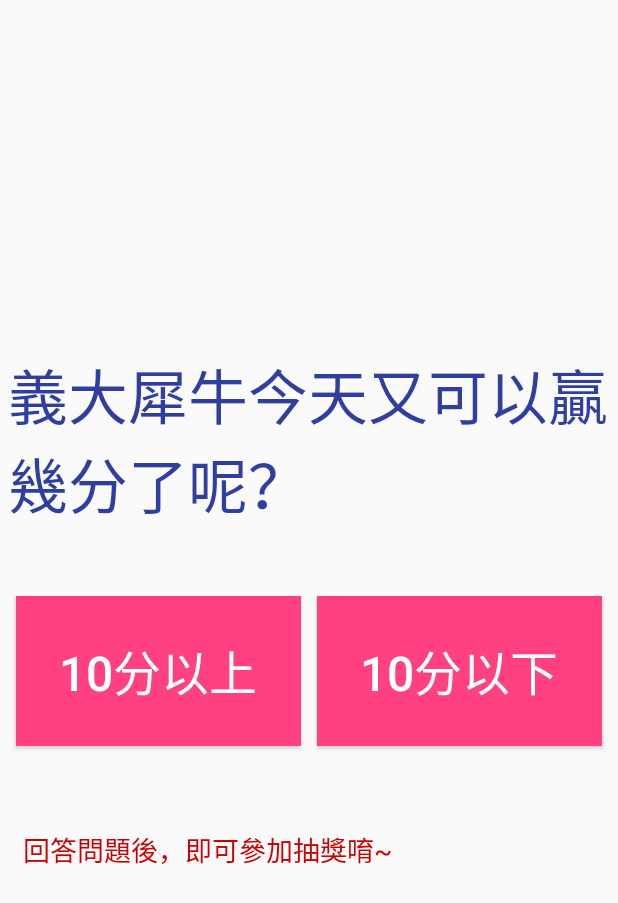
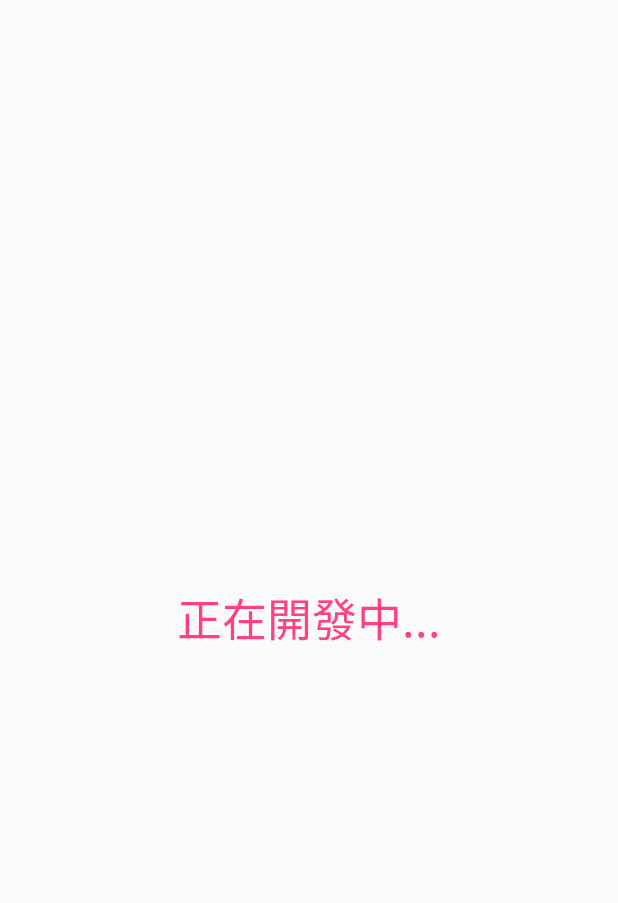
Before and after one commit to soon530/rhinos-android, an Android app: the layout fragment_home.xml on its own in the app's theme, with its tools: preview values and no code run, on a phone screen of 412 x 824 dp. Shown: the top 903 px of the screen. Run offline under Robolectric (Android 15) with nearby library versions, the phone set to English and light mode, and no system bars.

Commit message:
Add the home fragment to show no content feature.

```diff
--- a/app/src/main/java/tw/com/rhinos/AwardFragment.java
+++ b/app/src/main/java/tw/com/rhinos/AwardFragment.java
@@ -38,7 +38,7 @@ public class AwardFragment extends Fragment implements View.OnClickListener {
     @Override
     public View onCreateView(LayoutInflater inflater, ViewGroup container,
                              Bundle savedInstanceState) {
-        View rootView = inflater.inflate(R.layout.fragment_home, container, false);
+        View rootView = inflater.inflate(R.layout.fragment_award, container, false);
 
         guessBig = (Button) rootView.findViewById(R.id.guess_big);
         guessSmall = (Button) rootView.findViewById(R.id.guess_small);
--- a/app/src/main/res/layout/fragment_home.xml
+++ b/app/src/main/res/layout/fragment_home.xml
@@ -4,59 +4,12 @@
     android:layout_height="match_parent"
     tools:context="com.wmtw.clinic.HomeFragment">
 
-    <LinearLayout
+    <TextView
         android:layout_width="match_parent"
         android:layout_height="match_parent"
-        android:layout_margin="5dp"
-        android:orientation="vertical"
-        android:gravity="center_vertical">
-
-        <TextView
-            android:layout_width="wrap_content"
-            android:layout_height="wrap_content"
-            android:text="義大犀牛今天又可以贏幾分了呢？"
-            android:textColor="@color/colorPrimaryDark"
-            android:textSize="40sp" />
-
-        <LinearLayout
-            android:layout_width="match_parent"
-            android:layout_height="wrap_content"
-            android:orientation="horizontal"
-            android:layout_marginTop="40dp"
-            android:layout_marginBottom="40dp">
-
-            <Button
-                android:id="@+id/guess_big"
-                android:layout_width="0dp"
-                android:layout_height="100dp"
-                android:layout_margin="5dp"
-                android:layout_weight="1"
-                android:background="@color/colorAccent"
-                android:text="10分以上"
-                android:textColor="@android:color/white"
-                android:textSize="32sp" />
-
-            <Button
-                android:id="@+id/guess_small"
-                android:layout_width="0dp"
-                android:layout_height="100dp"
-                android:layout_margin="5dp"
-                android:layout_weight="1"
-                android:background="@color/colorAccent"
-                android:text="10分以下"
-                android:textColor="@android:color/white"
-                android:textSize="32sp" />
-
-        </LinearLayout>
-
-        <TextView
-            android:layout_width="wrap_content"
-            android:layout_height="wrap_content"
-            android:text="回答問題後，即可參加抽獎唷~"
-            android:textColor="@android:color/holo_red_dark"
-            android:textSize="18sp"
-            android:layout_margin="10dp"/>
-
-    </LinearLayout>
+        android:text="正在開發中..."
+        android:gravity="center"
+        android:textColor="@color/colorAccent"
+        android:textSize="30sp"/>
 
 </FrameLayout>
```
Also changed, not shown: app/src/main/java/tw/com/rhinos/HomeFragment.java (added, +43 -0 lines), app/src/main/java/tw/com/rhinos/MainActivity.java (+7 -7 lines), app/src/main/res/layout/fragment_award.xml (added, +62 -0 lines).
